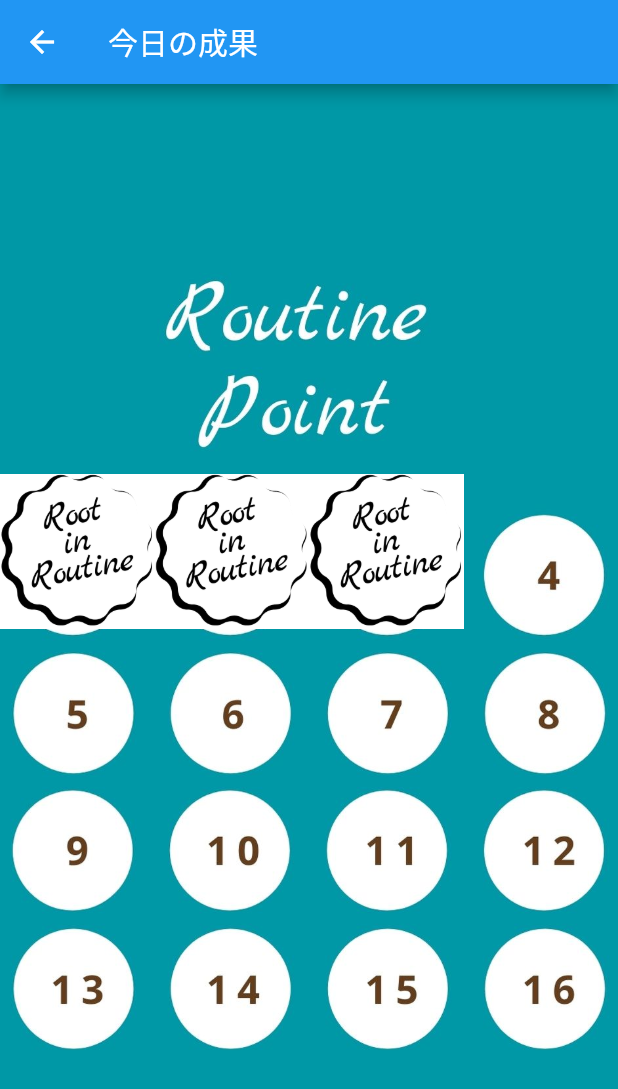
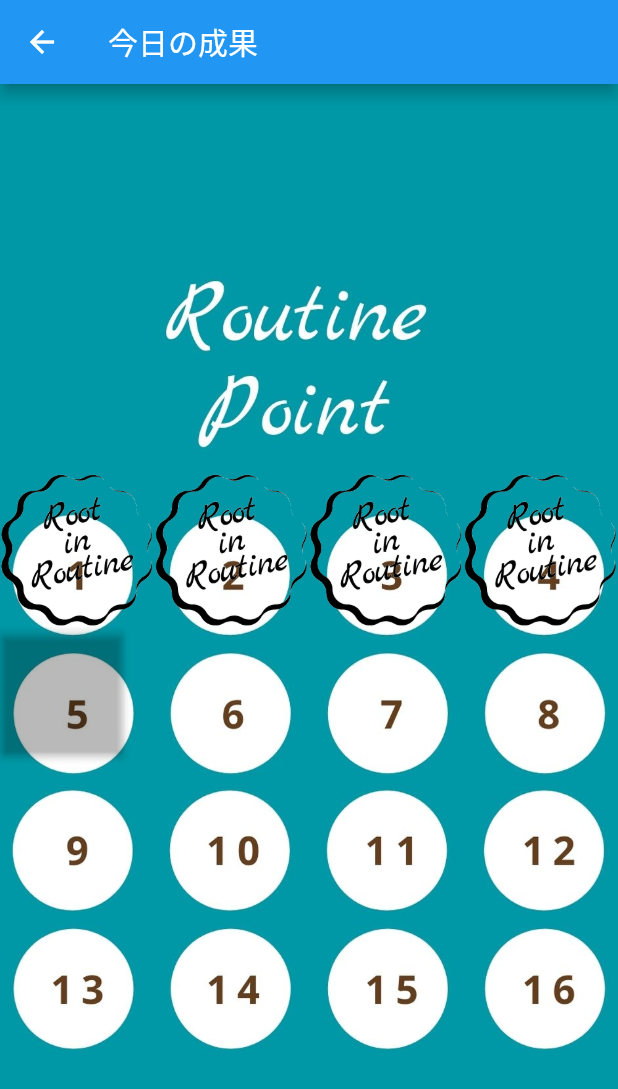
Before and after one commit to ikdBSK/team10, a Flutter app: the CalendarPage screen opened directly, on a phone screen of 412 x 824 dp. Shown: the top 1089 px of the screen. Run offline on Flutter 3.47's test engine with Material 2 defaults, Android fonts, the phone set to English and light mode, and no system bars; our stand-ins replace flutter_countdown_timer.

Commit message:
スタンプカードとスタンプの表示

```diff
--- a/lib/screens/calendar_page.dart
+++ b/lib/screens/calendar_page.dart
@@ -7,9 +7,17 @@ class CalendarPage extends StatefulWidget {
 }
 
 class _CalendarPageState extends State<CalendarPage> {
+  CrossFadeState _crossFadeState = CrossFadeState.showFirst;
   @override
   Widget build(BuildContext context) {
     final Size size = MediaQuery.of(context).size;
+    final image0 = Image.asset(
+      "lib/images/Black Routine Transparent.png",
+      color: Colors.white.withOpacity(0.0),
+    );
+    final image1 = Image.asset(
+      "lib/images/Black Routine Transparent.png",
+    );
     return Scaffold(
       appBar: AppBar(
         title: Text('今日の成果'),
@@ -23,38 +31,76 @@ class _CalendarPageState extends State<CalendarPage> {
                 children: <Widget>[
                   Image.asset(
                     "lib/images/card.jpg",
-                    width: double.infinity,
+                    //width: double.infinity,
+                    fit: BoxFit.cover,
                   ),
                   Positioned(
                     top: 260.0,
                     left: 0.0,
-                    width: size.width/4,
-                    height: size.width/4,
+                    width: size.width / 4,
+                    height: size.width / 4,
                     child: Image.asset(
-                      "lib/images/Black Routine.png",
+                      "lib/images/Black Routine Transparent.png",
                       height: 50,
                     ),
                   ),
                   Positioned(
                     top: 260.0,
-                    left: size.width/4,
-                    width: size.width/4,
-                    height: size.width/4,
+                    left: size.width / 4,
+                    width: size.width / 4,
+                    height: size.width / 4,
                     child: Image.asset(
-                      "lib/images/Black Routine.png",
+                      "lib/images/Black Routine Transparent.png",
                       height: 50,
                     ),
                   ),
                   Positioned(
                     top: 260.0,
-                    left: 2*size.width/4,
-                    width: size.width/4,
-                    height: size.width/4,
+                    left: 2 * size.width / 4,
+                    width: size.width / 4,
+                    height: size.width / 4,
                     child: Image.asset(
-                      "lib/images/Black Routine.png",
+                      "lib/images/Black Routine Transparent.png",
                       height: 50,
                     ),
                   ),
+                  Positioned(
+                    top: 260.0,
+                    left: 3 * size.width / 4,
+                    width: size.width / 4,
+                    height: size.width / 4,
+                    child: Image.asset(
+                      "lib/images/Black Routine Transparent.png",
+                      height: 50,
+                    ),
+                  ),
+                  Positioned(
+                    top: 260.0 + size.width / 4,
+                    left: 0.0,
+                    width: size.width / 4,
+                    height: size.width / 4,
+                    child: AnimatedCrossFade(
+                      firstChild: image0,
+                      secondChild: image1,
+                      duration: Duration(seconds: 0),
+                      crossFadeState: _crossFadeState,
+                    ),
+                  ),//スタンプを押せる
+                  Positioned(
+                    top: 260.0 + size.width / 4,
+                    left: 0.0,
+                    width: size.width/5,
+                    height: size.width/5,
+                    child: RaisedButton(
+                      //child: const Text('Btn'),
+                      color: Colors.white.withOpacity(0.0),
+                      onPressed: () {
+                        setState(() {
+                          _crossFadeState = CrossFadeState.showSecond;
+                        });
+                      },
+                    ),
+                  ),//ボタン
                 ],
               ),
             ),
```
Also changed, not shown: lib/images/Black Routine Transparent.png (added).
